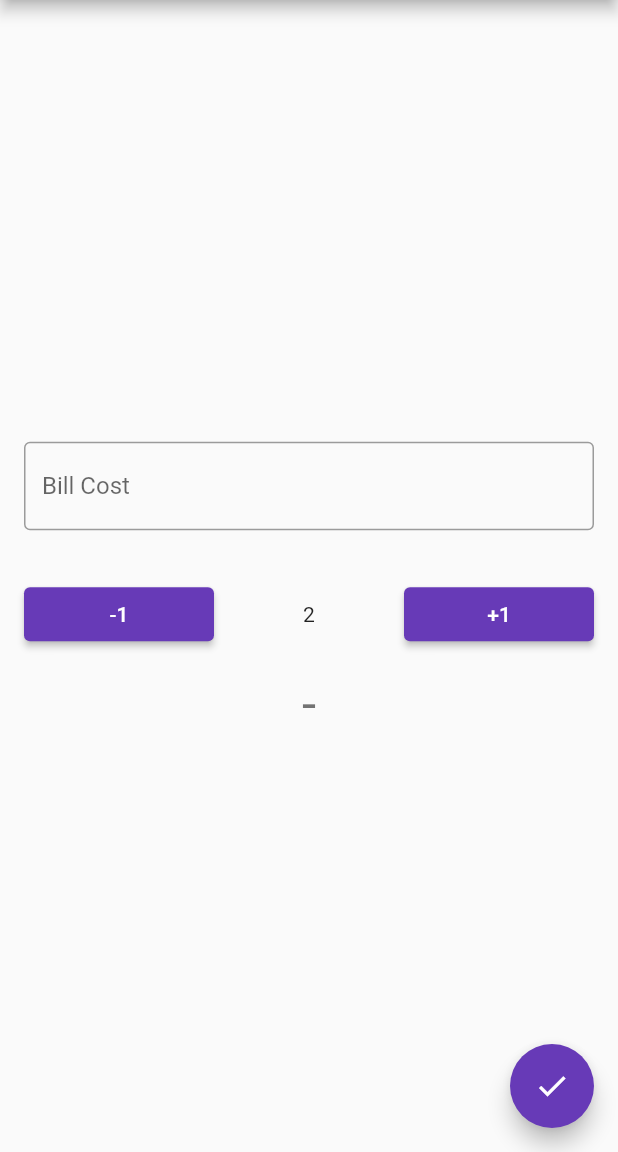
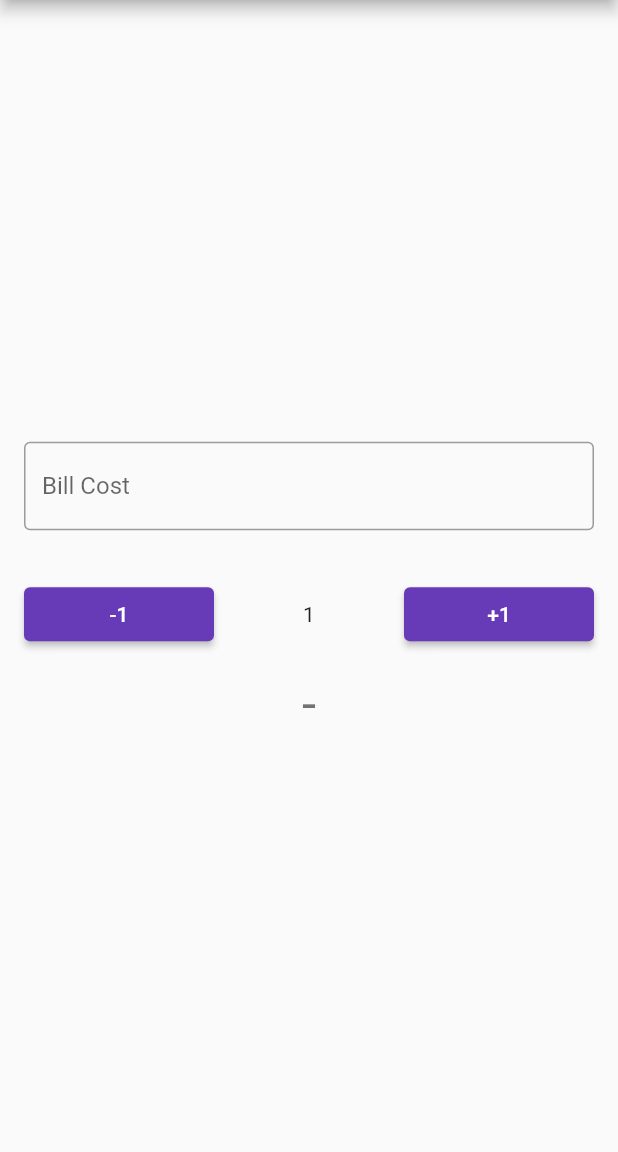
Before and after one commit to Sharifsa32/split_the_bill, a Flutter app: the screen it shows after launch, after a tap on "-1", on a phone screen of 412 x 824 dp, the part 84-1236 px from its top. Run offline on Flutter 3.47's test engine with Material 2 defaults, Android fonts, the phone set to English and light mode, and no system bars.

Commit message:
removed floating icon

```diff
--- a/lib/main.dart
+++ b/lib/main.dart
@@ -32,7 +32,7 @@ class MyHomePage extends StatefulWidget {
 class _MyHomePageState extends State<MyHomePage> {
   double result = 0;
   double remaining = 0;
-  int divider = 3;
+  int divider = 1;
   int dividerMinus1 = 1;
   double cost = 10;
   String resultText = "-";
@@ -121,11 +121,6 @@ class _MyHomePageState extends State<MyHomePage> {
             ),
           ],
         ),
-      ),
-      floatingActionButton: FloatingActionButton(
-        onPressed: _incrementCounter,
-        tooltip: 'Increment',
-        child: const Icon(Icons.check),
       ), // This trailing comma makes auto-formatting nicer for build methods.
     );
   }
@@ -133,12 +128,14 @@ class _MyHomePageState extends State<MyHomePage> {
   void onPressedSub() {
     setState(() {
       divider -= 1;
+      _incrementCounter();
     });
   }
 
   onPressedAdd() {
     setState(() {
       divider += 1;
+      _incrementCounter();
     });
   }
 }
```
